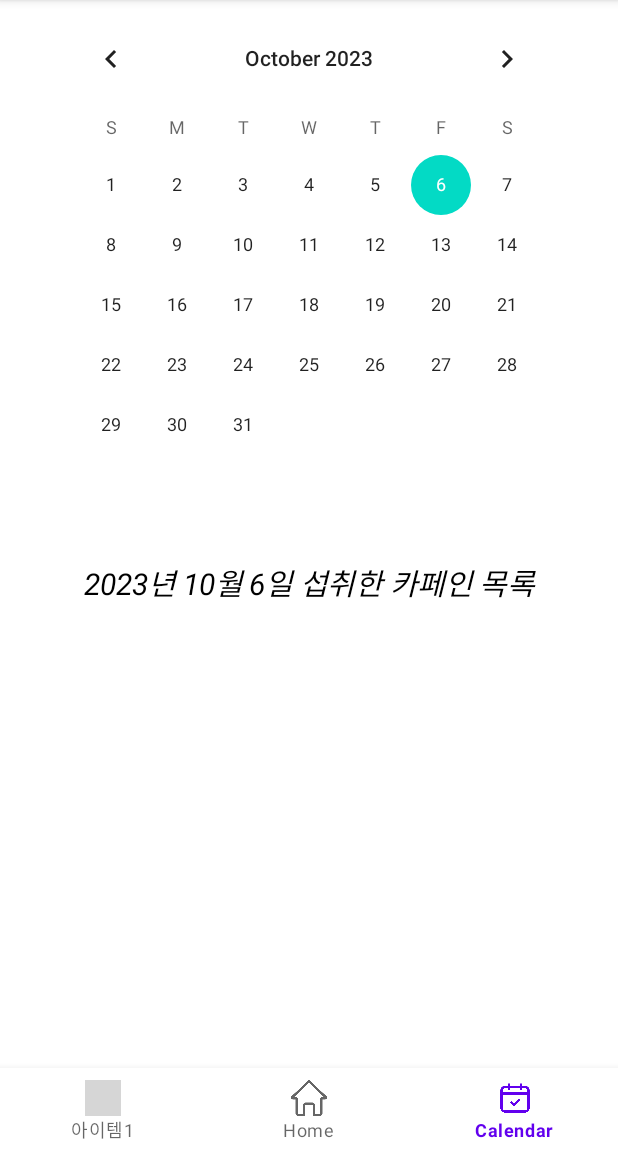
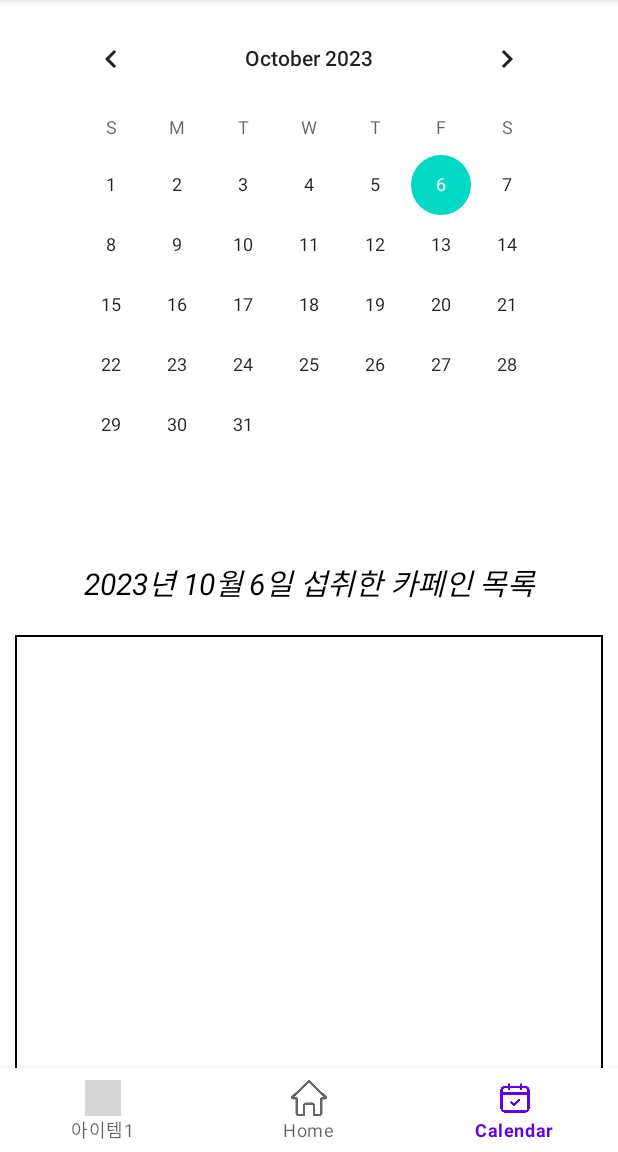
Before and after one commit to SFFK/CaffeineCalculator, an Android app: the screen it shows after launch (MainActivity), item 3 of the bottom bar chosen, on a phone screen of 412 x 824 dp, the part 84-1236 px from its top. Run offline under Robolectric (Android 15) with nearby library versions, the phone set to English and light mode, and no system bars; libraries missing offline, so code that uses them is left out: org.apache.poi; grey boxes are pictures that could not be loaded.

Commit message:
RecyclerView UI

```diff
--- a/app/src/main/java/com/cookandroid/caffeinecalculator/CalendarFragment.kt
+++ b/app/src/main/java/com/cookandroid/caffeinecalculator/CalendarFragment.kt
@@ -2,18 +2,20 @@ package com.cookandroid.caffeinecalculator
 
 import android.os.Build
 import android.os.Bundle
-import androidx.fragment.app.Fragment
 import android.view.LayoutInflater
 import android.view.View
 import android.view.ViewGroup
 import androidx.annotation.RequiresApi
+import androidx.fragment.app.Fragment
+import androidx.recyclerview.widget.DividerItemDecoration
 import androidx.recyclerview.widget.LinearLayoutManager
+import androidx.recyclerview.widget.LinearLayoutManager.VERTICAL
 import com.cookandroid.caffeinecalculator.databinding.FragmentCalendarBinding
 import kotlinx.android.synthetic.main.fragment_calendar.*
 import java.io.FileInputStream
-
 import java.time.LocalDateTime
 import java.time.format.DateTimeFormatter
+
 
 class CalendarFragment : Fragment() {
     private var mBinding : FragmentCalendarBinding? = null
@@ -44,14 +46,19 @@ class CalendarFragment : Fragment() {
         calendar.setOnDateChangeListener { view, year, month, dayOfMonth ->
             val selectedDay = year.toString() + "년 " + (month + 1).toString() + "월 " + dayOfMonth.toString() + "일"
             title.text = "$selectedDay 섭취한 카페인 목록"
+            itemList.clear()
             showText(selectedDay)
             coffeeAdapter.notifyDataSetChanged()
         }
 
+        // 리사이클뷰 어댑터
         coffeeAdapter = CoffeeAdapter(itemList)
-
         re_view.adapter = coffeeAdapter
         re_view.layoutManager = LinearLayoutManager(context, LinearLayoutManager.VERTICAL, false)
+
+        // 구분선
+        val decoration = DividerItemDecoration(context, VERTICAL)
+        re_view.addItemDecoration(decoration)
 
         return mBinding?.root
     }
@@ -59,18 +66,18 @@ class CalendarFragment : Fragment() {
     // 데이터를 보여주는 함수
     fun showText(day : String) {
         val fileInputStream : FileInputStream
-        itemList.clear()
         try {
             fileInputStream = activity?.openFileInput("$day.txt")!!
             val fileData = ByteArray(fileInputStream.available())
             fileInputStream.read(fileData)
             fileInputStream.close()
-            val content = String(fileData).also {
+            val content = String(fileData)
+            // 한줄씩받아와서 itemList에 입력
+            content.lines().forEach {
                 itemList.add(it)
             }
-
-
-
+            // 마지막 줄바꿈으로 인한 빈공란 제거
+            itemList.removeLast()
         } catch (e : java.lang.Exception) {
             e.printStackTrace()
         }
--- /dev/null
+++ b/app/src/main/res/drawable/line.xml
@@ -0,0 +1,8 @@
+<?xml version="1.0" encoding="utf-8"?>
+<layer-list xmlns:android="http://schemas.android.com/apk/res/android">
+    <item>
+        <shape android:shape="rectangle">
+            <stroke android:width="1dp" android:color="@color/black"/>
+        </shape>
+    </item>
+</layer-list>
--- a/app/src/main/res/layout/fragment_calendar.xml
+++ b/app/src/main/res/layout/fragment_calendar.xml
@@ -30,15 +30,20 @@
             android:textColor="@color/black"
             android:gravity="center"
             android:layout_width="match_parent"
-            android:layout_height="wrap_content"/>
+            android:layout_height="wrap_content"
+            android:layout_marginBottom="20dp"/>
 
         <androidx.recyclerview.widget.RecyclerView
             android:id="@+id/today_drink"
             android:layout_width="match_parent"
-            android:layout_height="wrap_content"
+            android:layout_height="300dp"
             app:layoutManager="androidx.recyclerview.widget.LinearLayoutManager"
             android:orientation="vertical"
-            tools:listitem="@layout/coffee_view"/>
+            tools:listitem="@layout/coffee_view"
+            android:layout_marginLeft="10dp"
+            android:layout_marginRight="10dp"
+            android:layout_marginBottom="10dp"
+            android:background="@drawable/line"/>
 
     </LinearLayout>
 
```
Also changed, not shown: app/src/main/res/layout/coffee_view.xml (+5 -5 lines).
